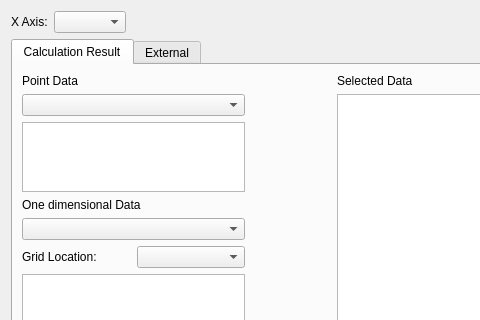
Above: libs/post/graph2dhybrid/graph2dhybridwindowdatasourcedialog.ui from i-RIC/prepost-gui before the change; both pictures show x 0 to 480 and y 0 to 320 of the 583 by 700 pixel window. Below: the same form after it.
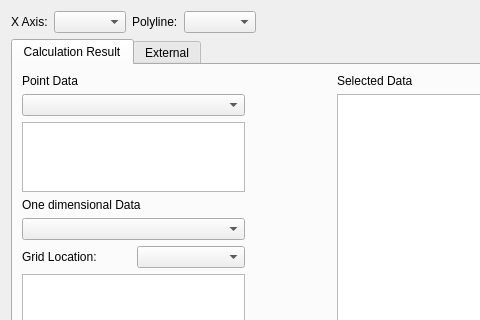
That is the form after the change.

What changed in the file:
```diff
--- a/libs/post/graph2dhybrid/graph2dhybridwindowdatasourcedialog.ui
+++ b/libs/post/graph2dhybrid/graph2dhybridwindowdatasourcedialog.ui
@@ -32,6 +32,16 @@
      <item>
       <widget class="QComboBox" name="xAxisComboBox"/>
      </item>
+     <item>
+      <widget class="QLabel" name="polyLineLabel">
+       <property name="text">
+        <string>Polyline:</string>
+       </property>
+      </widget>
+     </item>
+     <item>
+      <widget class="QComboBox" name="polyLineComboBox"/>
+     </item>
      <item>
       <spacer name="horizontalSpacer">
        <property name="orientation">
```
Left out of the diff: 1 changed line with no effect on the pictures.
